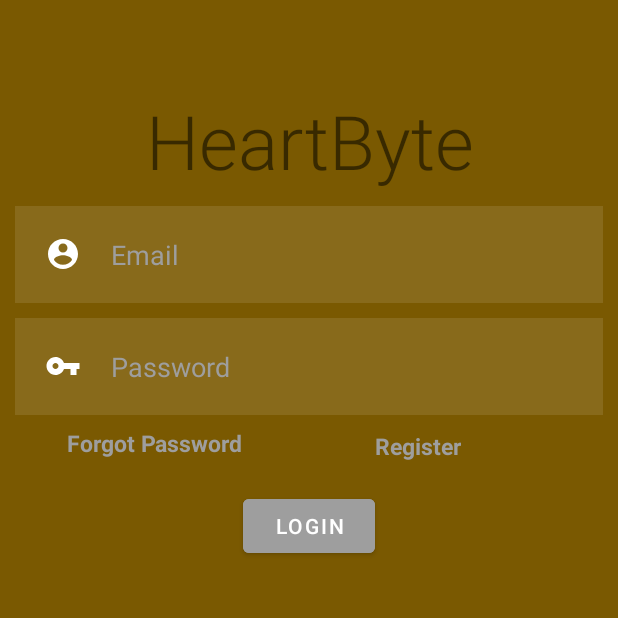
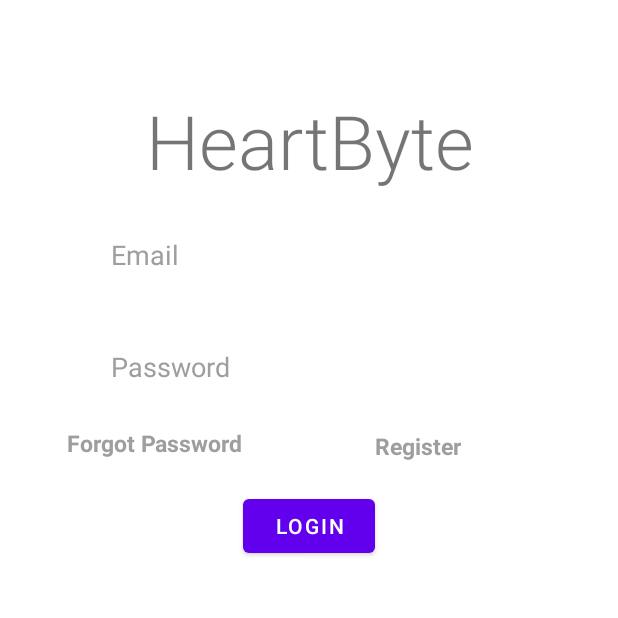
Before and after one commit to RobertW09/Senior-Design, an Android app: the screen it shows after launch (LoginActivity), on a phone screen of 412 x 824 dp, the top half of it. Run offline under Robolectric (Android 15) with nearby library versions, the phone set to English and light mode, and no system bars.

Commit message:
Code Cleanup
Reorganizaed some naming for colors/objects. Also standardized color theme across all activities and adjusted object spacing in main.

```diff
--- a/AndroidApp/HeartByteApp/app/src/main/java/com/example/heartbyteapp/LoginActivity.java
+++ b/AndroidApp/HeartByteApp/app/src/main/java/com/example/heartbyteapp/LoginActivity.java
@@ -14,7 +14,7 @@ public class LoginActivity extends AppCompatActivity {
         setContentView(R.layout.activity_login);
     }
 
-    void login(View view) {
+    public void login(View view) {
         Intent intent = new Intent(this, MainActivity.class);
         startActivity(intent);
     }
--- a/AndroidApp/HeartByteApp/app/src/main/res/layout/activity_login.xml
+++ b/AndroidApp/HeartByteApp/app/src/main/res/layout/activity_login.xml
@@ -4,15 +4,16 @@
     xmlns:tools="http://schemas.android.com/tools"
     android:layout_width="match_parent"
     android:layout_height="match_parent"
-    tools:context=".LoginActivity"
-    android:background="@color/poop_brown">
+    tools:context=".LoginActivity">
+<!--    android:background="@color/poop_brown">-->
+
 
     <TextView
-            android:id ="@+id/LoginBanner"
+        android:id ="@+id/login_banner_text"
         android:layout_height="wrap_content"
         android:layout_width="match_parent"
         android:text= "@string/heartbyte"
-            android:textSize="50dp"
+        android:textSize="50sp"
         android:textAlignment="center"
         android:layout_margin="60dp"
         android:fontFamily="sans-serif-light"
@@ -21,73 +22,71 @@
 
 
     <EditText
-        android:id="@+id/EmailLogin"
+        android:id="@+id/email_login_text"
         android:layout_width="match_parent"
         android:layout_height="wrap_content"
-        android:layout_below="@id/LoginBanner"
+        android:layout_below="@id/login_banner_text"
         android:layout_margin="10dp"
-        android:background="@color/betterblack"
-        android:hint="Email"
+        android:background="@color/white_transparent"
+        android:hint="@string/hint_email"
         android:padding="20dp"
         android:textColor="@color/grey_font"
         android:textColorHint="@color/grey_font"
-        app:layout_constraintTop_toBottomOf="@id/LoginBanner"
+        app:layout_constraintTop_toBottomOf="@id/login_banner_text"
         android:layout_marginTop="40dp"
         android:drawableStart="@drawable/login_image"
         android:drawablePadding="20dp"/>
 
     <EditText
-        android:id="@+id/passwordlogin"
+        android:id="@+id/password_login_text"
         android:layout_width="match_parent"
         android:layout_height="wrap_content"
-        android:layout_below="@id/EmailLogin"
+        android:layout_below="@id/email_login_text"
         android:layout_margin="10dp"
-        android:background="@color/betterblack"
-        android:hint="Password"
+        android:background="@color/white_transparent"
+        android:hint="@string/hint_password"
         android:padding="20dp"
         android:textColor="@color/grey_font"
         android:textColorHint="@color/grey_font"
-        app:layout_constraintTop_toBottomOf="@id/EmailLogin"
+        app:layout_constraintTop_toBottomOf="@id/email_login_text"
         android:drawableStart="@drawable/password_key"
         android:drawablePadding="20dp"/>
 
     <TextView
-        android:id="@+id/forgot_password"
+        android:id="@+id/forgot_password_text"
         android:layout_width="wrap_content"
         android:layout_height="wrap_content"
         android:layout_marginTop="8dp"
-        android:text="Forgot Password"
+        android:text="@string/text_forgot"
         android:textColor="@color/grey_font"
-        android:textSize="15dp"
+        android:textSize="15sp"
         android:textStyle="bold"
         app:layout_constraintRight_toLeftOf="@id/login_button"
-        app:layout_constraintTop_toBottomOf="@id/passwordlogin" />
+        app:layout_constraintTop_toBottomOf="@id/password_login_text" />
 
     <TextView
-        android:id="@+id/register"
+        android:id="@+id/register_text"
         android:layout_width="wrap_content"
         android:layout_height="wrap_content"
-        android:text="Register"
+        android:text="@string/text_register"
         android:textColor="@color/grey_font"
-        android:textSize="15dp"
+        android:textSize="15sp"
         android:textStyle="bold"
         app:layout_constraintLeft_toRightOf="@id/login_button"
-        app:layout_constraintTop_toBottomOf="@id/passwordlogin"
+        app:layout_constraintTop_toBottomOf="@id/password_login_text"
         android:layout_marginTop = "10sp"/>
 
     <Button
         android:id="@+id/login_button"
         android:layout_width="wrap_content"
         android:layout_height="wrap_content"
-        android:text="Login"
+        android:text="@string/button_login"
         android:onClick="login"
-        android:textColor="@color/white"
         app:layout_constraintEnd_toEndOf="parent"
         app:layout_constraintHorizontal_bias="0.5"
         app:layout_constraintStart_toStartOf="parent"
-        app:layout_constraintTop_toBottomOf="@id/passwordlogin"
-        android:layout_marginTop="50dp"
-        android:backgroundTint="@color/grey_font"/>
+        app:layout_constraintTop_toBottomOf="@id/password_login_text"
+        android:layout_marginTop="50dp"/>
 
 
 </androidx.constraintlayout.widget.ConstraintLayout>
--- a/AndroidApp/HeartByteApp/app/src/main/res/layout/activity_splash_screen.xml
+++ b/AndroidApp/HeartByteApp/app/src/main/res/layout/activity_splash_screen.xml
@@ -4,7 +4,6 @@
     xmlns:tools="http://schemas.android.com/tools"
     android:layout_width="match_parent"
     android:layout_height="match_parent"
-    android:background ="#ffffff"
     tools:context=".SplashScreenActivity">
 
     <ImageView
@@ -21,8 +20,7 @@
         android:textSize = "12sp"
         android:gravity="center_horizontal"
         android:layout_alignParentBottom= "true"
-        android:text="HeartByte 22'"
-        android:textColor="@color/black"/>
+        android:text="@string/splash_text"/>
 
 
     </RelativeLayout>
--- a/AndroidApp/HeartByteApp/app/src/main/res/layout/mode_spinner.xml
+++ b/AndroidApp/HeartByteApp/app/src/main/res/layout/mode_spinner.xml
@@ -3,5 +3,4 @@
     android:id="@android:id/text1"
     android:layout_width="match_parent"
     android:layout_height="wrap_content"
-    android:textSize="20sp"
-    android:textColor="#ff0000" />
+    android:textSize="20sp"/>
--- a/AndroidApp/HeartByteApp/app/src/main/res/layout/mode_spinner_dropdown.xml
+++ b/AndroidApp/HeartByteApp/app/src/main/res/layout/mode_spinner_dropdown.xml
@@ -5,5 +5,4 @@
     android:singleLine="true"
     android:layout_width="match_parent"
     android:layout_height="?android:attr/listPreferredItemHeight"
-    android:ellipsize="marquee"
-    android:textColor="#aa66cc"/>
+    android:ellipsize="marquee"/>
--- a/AndroidApp/HeartByteApp/app/src/main/res/values-night/themes.xml
+++ b/AndroidApp/HeartByteApp/app/src/main/res/values-night/themes.xml
@@ -4,11 +4,11 @@
         <!-- Primary brand color. -->
         <item name="colorPrimary">@color/purple_200</item>
         <item name="colorPrimaryVariant">@color/purple_700</item>
-        <item name="colorOnPrimary">@color/black</item>
+        <item name="colorOnPrimary">@color/black_true</item>
         <!-- Secondary brand color. -->
         <item name="colorSecondary">@color/teal_200</item>
         <item name="colorSecondaryVariant">@color/teal_200</item>
-        <item name="colorOnSecondary">@color/black</item>
+        <item name="colorOnSecondary">@color/black_true</item>
         <!-- Status bar color. -->
         <item name="android:statusBarColor" tools:targetApi="l">?attr/colorPrimaryVariant</item>
         <!-- Customize your theme here. -->
--- a/AndroidApp/HeartByteApp/app/src/main/res/values/colors.xml
+++ b/AndroidApp/HeartByteApp/app/src/main/res/values/colors.xml
@@ -5,12 +5,12 @@
     <color name="purple_700">#FF3700B3</color>
     <color name="teal_200">#FF03DAC5</color>
     <color name="teal_700">#FF018786</color>
-    <color name="black">#FF000000</color>
-    <color name="white">#FFFFFFFF</color>
-    <color name="light_font">#FBFBFB</color>
+    <color name="black_true">#FF000000</color>
+    <color name="white_true">#FFFFFFFF</color>
+    <color name="white_font">#FBFBFB</color>
     <color name="grey_font">#ff9e9e9e</color>
-    <color name="text_shadow">#7F000000</color>
-    <color name="text_shadow_white">#FFFFFF</color>
-    <color name="poop_brown">#7A5901</color>
-    <color name="betterblack">#1Affffff</color>
+    <color name="black_shadow">#7F000000</color>
+    <color name="white_shadow">#FFFFFF</color>
+    <color name="brown_poop">#7A5901</color>
+    <color name="white_transparent">#1Affffff</color>
 </resources>
--- a/AndroidApp/HeartByteApp/app/src/main/res/values/strings.xml
+++ b/AndroidApp/HeartByteApp/app/src/main/res/values/strings.xml
@@ -12,5 +12,11 @@
         <item>Active</item>
     </string-array>
     <string name="text_analytics">User Analytics</string>
-    <string name="text_measure">Measuring HR...</string>
+    <string name="text_measure">Measuring HR…</string>
+    <string name="hint_email">Email</string>
+    <string name="hint_password">Password</string>
+    <string name="text_register">Register</string>
+    <string name="text_forgot">Forgot Password</string>
+    <string name="button_login">Login</string>
+    <string name="splash_text">HeartByte \'22</string>
 </resources>
--- a/AndroidApp/HeartByteApp/app/src/main/res/values/themes.xml
+++ b/AndroidApp/HeartByteApp/app/src/main/res/values/themes.xml
@@ -4,13 +4,14 @@
         <!-- Primary brand color. -->
         <item name="colorPrimary">@color/purple_500</item>
         <item name="colorPrimaryVariant">@color/purple_700</item>
-        <item name="colorOnPrimary">@color/white</item>
+        <item name="colorOnPrimary">@color/white_true</item>
         <!-- Secondary brand color. -->
         <item name="colorSecondary">@color/teal_200</item>
         <item name="colorSecondaryVariant">@color/teal_700</item>
-        <item name="colorOnSecondary">@color/black</item>
+        <item name="colorOnSecondary">@color/black_true</item>
         <!-- Status bar color. -->
         <item name="android:statusBarColor" tools:targetApi="l">?attr/colorPrimaryVariant</item>
         <!-- Customize your theme here. -->
+
     </style>
 </resources>
```
Also changed, not shown: AndroidApp/HeartByteApp/app/src/main/AndroidManifest.xml (+6 -5 lines), AndroidApp/HeartByteApp/app/src/main/res/layout/activity_main.xml (+27 -21 lines). Lines whose indentation alone changed are shown as unchanged.
